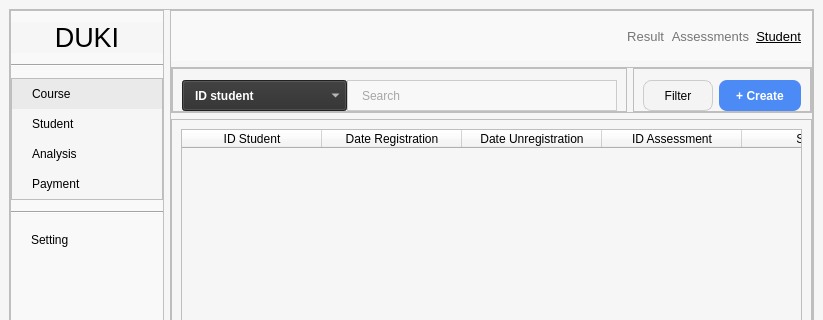
Above: ui/course_student.ui from Khiem2112/course-management-ml before the change; both pictures show x 0 to 823 and y 0 to 320 of the 823 by 614 pixel window. Below: the same form after it.
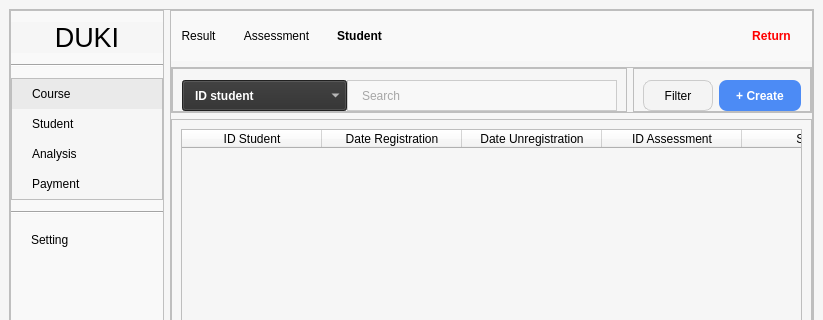
That is the form after the change.

Commit message: Paginatuon logic inside each course  page's menubar

Patch:
```diff
--- a/ui/course_student.ui
+++ b/ui/course_student.ui
@@ -31,6 +31,36 @@
     color: black;
 }
 
+#header_result,
+#header_assessment,
+#header_student {
+
+border: none;
+padding: 5px 10px;
+}
+
+#header_student {
+    background-color: #4C8BF5; /* A vibrant blue (matches existing create button) */
+    
+    /* Ensure it overrides the basic button style from the common rule */
+    border: none;
+    padding: 5px 10px;
+    
+    /* Optional visual flair */
+    border-radius: 4px; 
+    font-weight: bold;
+}
+
+
+
+#header_return {
+
+background-color: black;
+color: red;
+border: none;
+padding: 5px 10px;
+font-weight:bold;
+}
 #menu_analysis,
 #menu_course,
 #menu_payment,
@@ -446,6 +476,30 @@
              <property name="bottomMargin">
               <number>0</number>
              </property>
+             <item>
+              <widget class="QPushButton" name="header_result">
+               <property name="styleSheet">
+                <string notr="true">backgroud:transparent;</string>
+               </property>
+               <property name="text">
+                <string>Result</string>
+               </property>
+              </widget>
+             </item>
+             <item>
+              <widget class="QPushButton" name="header_assessment">
+               <property name="text">
+                <string>Assessment</string>
+               </property>
+              </widget>
+             </item>
+             <item>
+              <widget class="QPushButton" name="header_student">
+               <property name="text">
+                <string>Student</string>
+               </property>
+              </widget>
+             </item>
              <item>
               <spacer name="horizontalSpacer_5">
                <property name="orientation">
@@ -460,57 +514,9 @@
               </spacer>
              </item>
              <item>
-              <widget class="QLabel" name="header_result">
-               <property name="font">
-                <font>
-                 <pointsize>10</pointsize>
-                </font>
-               </property>
-               <property name="styleSheet">
-                <string notr="true">color:#757575</string>
-               </property>
+              <widget class="QPushButton" name="header_return">
                <property name="text">
-                <string>Result</string>
-               </property>
-               <property name="alignment">
-                <set>Qt::AlignRight|Qt::AlignTrailing|Qt::AlignVCenter</set>
-               </property>
-              </widget>
-             </item>
-             <item>
-              <widget class="QLabel" name="header_assessment">
-               <property name="font">
-                <font>
-                 <pointsize>10</pointsize>
-                </font>
-               </property>
-               <property name="styleSheet">
-                <string notr="true">color:#757575</string>
-               </property>
-               <property name="text">
-                <string>Assessments</string>
-               </property>
-               <property name="alignment">
-                <set>Qt::AlignRight|Qt::AlignTrailing|Qt::AlignVCenter</set>
-               </property>
-              </widget>
-             </item>
-             <item>
-              <widget class="QLabel" name="header_student">
-               <property name="font">
-                <font>
-                 <pointsize>10</pointsize>
-                 <underline>true</underline>
-                </font>
-               </property>
-               <property name="styleSheet">
-                <string notr="true">color: black</string>
-               </property>
-               <property name="text">
-                <string>Student</string>
-               </property>
-               <property name="alignment">
-                <set>Qt::AlignRight|Qt::AlignTrailing|Qt::AlignVCenter</set>
+                <string>Return</string>
                </property>
               </widget>
              </item>
```
The commit also changes 9 other files.
